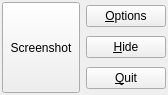
manjeetdahiya/lightscreen-clone, file lightscreenwindow.ui: the form before one commit.
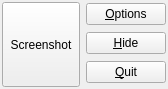
The form after the commit.

```diff
--- a/lightscreenwindow.ui
+++ b/lightscreenwindow.ui
@@ -7,7 +7,7 @@
     <x>0</x>
     <y>0</y>
     <width>168</width>
-    <height>95</height>
+    <height>89</height>
    </rect>
   </property>
   <property name="windowTitle">
```
